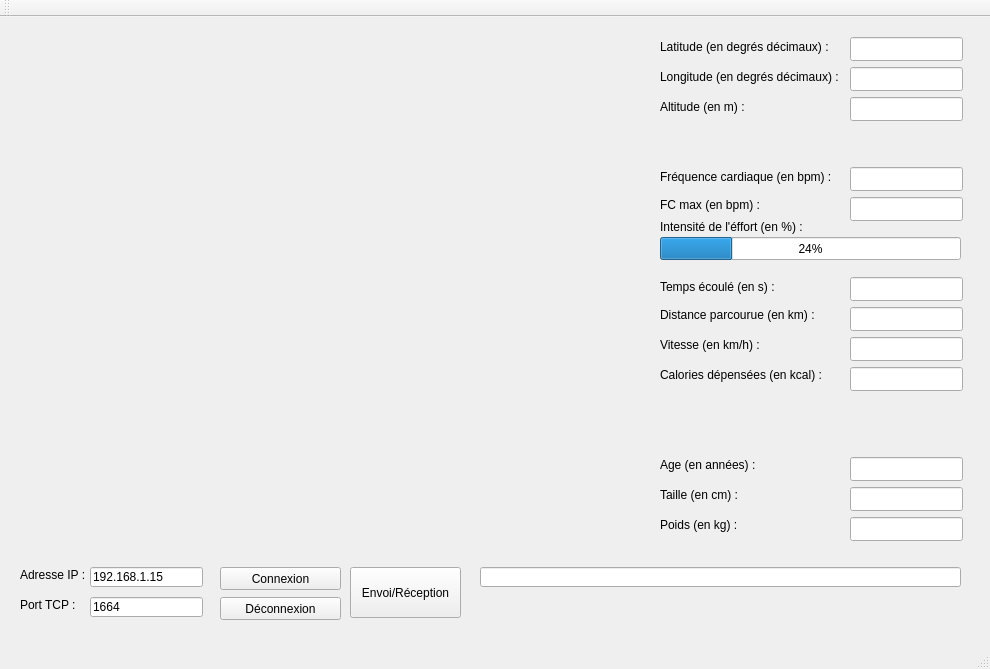
Qt form mainwindow.ui (Shadwinn/telemetrie-marathon) before a commit.
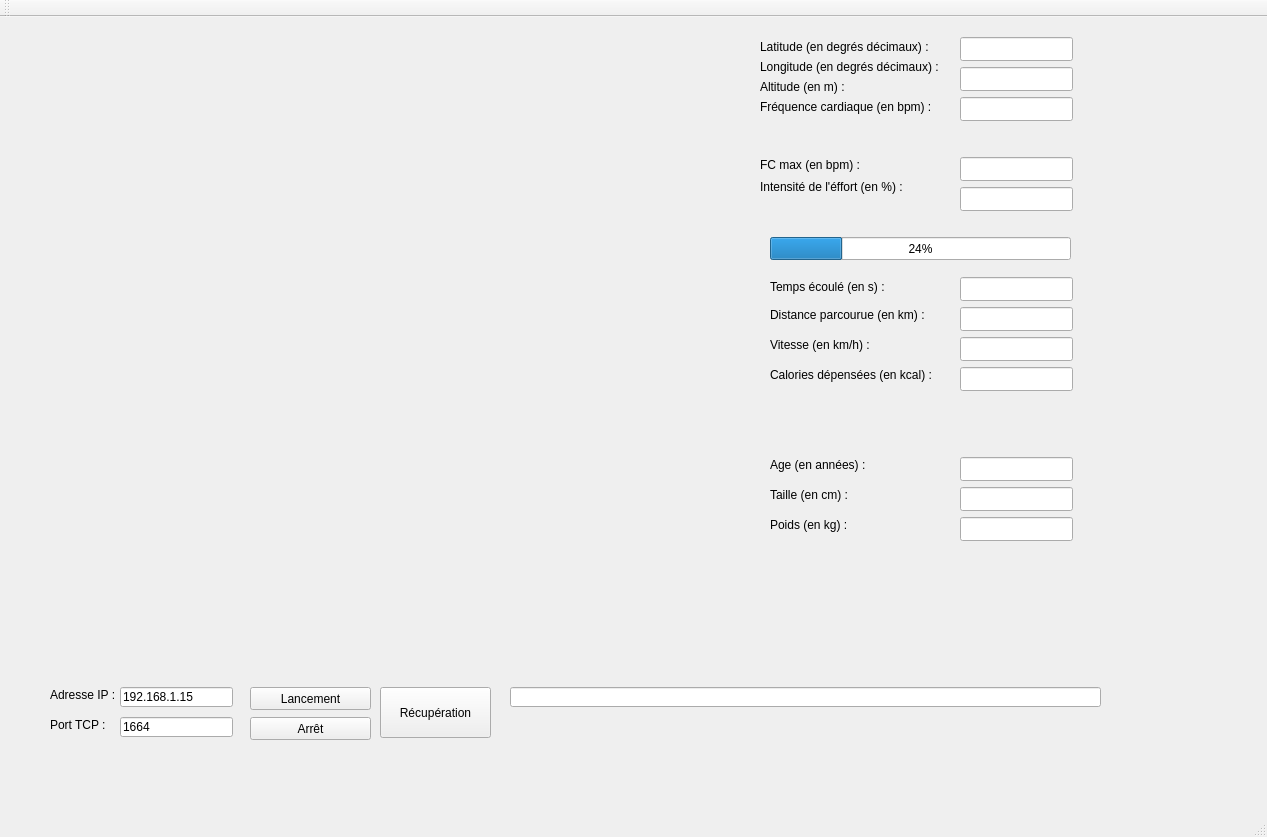
The same form after that commit.

```diff
--- a/mainwindow.ui
+++ b/mainwindow.ui
@@ -6,8 +6,8 @@
    <rect>
     <x>0</x>
     <y>0</y>
-    <width>990</width>
-    <height>669</height>
+    <width>1267</width>
+    <height>837</height>
    </rect>
   </property>
   <property name="windowTitle">
@@ -17,8 +17,8 @@
    <widget class="QLabel" name="adresse_ip_txt">
     <property name="geometry">
      <rect>
-      <x>20</x>
-      <y>550</y>
+      <x>50</x>
+      <y>670</y>
       <width>81</width>
       <height>16</height>
      </rect>
@@ -30,8 +30,8 @@
    <widget class="QLabel" name="port_tcp_txt">
     <property name="geometry">
      <rect>
-      <x>20</x>
-      <y>580</y>
+      <x>50</x>
+      <y>700</y>
       <width>81</width>
       <height>16</height>
      </rect>
@@ -43,8 +43,8 @@
    <widget class="QLineEdit" name="lineEdit_ip">
     <property name="geometry">
      <rect>
-      <x>90</x>
-      <y>550</y>
+      <x>120</x>
+      <y>670</y>
       <width>113</width>
       <height>20</height>
      </rect>
@@ -56,8 +56,8 @@
    <widget class="QLineEdit" name="lineEdit_port">
     <property name="geometry">
      <rect>
-      <x>90</x>
-      <y>580</y>
+      <x>120</x>
+      <y>700</y>
       <width>113</width>
       <height>20</height>
      </rect>
@@ -69,9 +69,9 @@
    <widget class="QLineEdit" name="lineEdit_reponse">
     <property name="geometry">
      <rect>
-      <x>480</x>
-      <y>550</y>
-      <width>481</width>
+      <x>510</x>
+      <y>670</y>
+      <width>591</width>
       <height>20</height>
      </rect>
     </property>
@@ -82,46 +82,46 @@
    <widget class="QPushButton" name="connexionButton">
     <property name="geometry">
      <rect>
-      <x>220</x>
-      <y>550</y>
+      <x>250</x>
+      <y>670</y>
       <width>121</width>
       <height>23</height>
      </rect>
     </property>
     <property name="text">
-     <string>Connexion</string>
+     <string>Lancement</string>
     </property>
    </widget>
    <widget class="QPushButton" name="deconnexionButton">
     <property name="geometry">
      <rect>
-      <x>220</x>
-      <y>580</y>
+      <x>250</x>
+      <y>700</y>
       <width>121</width>
       <height>23</height>
      </rect>
     </property>
     <property name="text">
-     <string>Déconnexion</string>
+     <string>Arrêt</string>
     </property>
    </widget>
    <widget class="QPushButton" name="envoiButton">
     <property name="geometry">
      <rect>
-      <x>350</x>
-      <y>550</y>
+      <x>380</x>
+      <y>670</y>
       <width>111</width>
       <height>51</height>
      </rect>
     </property>
     <property name="text">
-     <string>Envoi/Réception</string>
+     <string>Récupération</string>
     </property>
    </widget>
    <widget class="QLineEdit" name="lineEdit_heure">
     <property name="geometry">
      <rect>
-      <x>850</x>
+      <x>960</x>
       <y>260</y>
       <width>113</width>
       <height>24</height>
@@ -131,7 +131,7 @@
    <widget class="QLabel" name="tps_en_sec_txt">
     <property name="geometry">
      <rect>
-      <x>660</x>
+      <x>770</x>
       <y>260</y>
       <width>151</width>
       <height>20</height>
@@ -144,8 +144,8 @@
    <widget class="QLineEdit" name="lineEdit_frequence_bpm">
     <property name="geometry">
      <rect>
-      <x>850</x>
-      <y>150</y>
+      <x>960</x>
+      <y>140</y>
       <width>113</width>
       <height>24</height>
      </rect>
@@ -154,7 +154,7 @@
    <widget class="QLineEdit" name="lineEdit_altitude">
     <property name="geometry">
      <rect>
-      <x>850</x>
+      <x>960</x>
       <y>80</y>
       <width>113</width>
       <height>24</height>
@@ -164,7 +164,7 @@
    <widget class="QLineEdit" name="lineEdit_long">
     <property name="geometry">
      <rect>
-      <x>850</x>
+      <x>960</x>
       <y>50</y>
       <width>113</width>
       <height>24</height>
@@ -174,7 +174,7 @@
    <widget class="QLineEdit" name="lineEdit_lat">
     <property name="geometry">
      <rect>
-      <x>850</x>
+      <x>960</x>
       <y>20</y>
       <width>113</width>
       <height>24</height>
@@ -184,8 +184,8 @@
    <widget class="QLineEdit" name="lineEdit_fcmax_bpm">
     <property name="geometry">
      <rect>
-      <x>850</x>
-      <y>180</y>
+      <x>960</x>
+      <y>170</y>
       <width>113</width>
       <height>24</height>
      </rect>
@@ -194,7 +194,7 @@
    <widget class="QProgressBar" name="progressBar">
     <property name="geometry">
      <rect>
-      <x>660</x>
+      <x>770</x>
       <y>220</y>
       <width>301</width>
       <height>23</height>
@@ -210,7 +210,7 @@
    <widget class="QLabel" name="lat_txt">
     <property name="geometry">
      <rect>
-      <x>660</x>
+      <x>760</x>
       <y>20</y>
       <width>171</width>
       <height>20</height>
@@ -223,8 +223,8 @@
    <widget class="QLabel" name="long_txt">
     <property name="geometry">
      <rect>
-      <x>660</x>
-      <y>50</y>
+      <x>760</x>
+      <y>40</y>
       <width>181</width>
       <height>20</height>
      </rect>
@@ -236,8 +236,8 @@
    <widget class="QLabel" name="altitude_txt">
     <property name="geometry">
      <rect>
-      <x>660</x>
-      <y>80</y>
+      <x>760</x>
+      <y>60</y>
       <width>91</width>
       <height>20</height>
      </rect>
@@ -249,8 +249,8 @@
    <widget class="QLabel" name="frequence_txt">
     <property name="geometry">
      <rect>
-      <x>660</x>
-      <y>150</y>
+      <x>760</x>
+      <y>80</y>
       <width>171</width>
       <height>20</height>
      </rect>
@@ -262,8 +262,8 @@
    <widget class="QLabel" name="fcmax_txt">
     <property name="geometry">
      <rect>
-      <x>660</x>
-      <y>180</y>
+      <x>760</x>
+      <y>140</y>
       <width>101</width>
       <height>16</height>
      </rect>
@@ -275,8 +275,8 @@
    <widget class="QLabel" name="label">
     <property name="geometry">
      <rect>
-      <x>660</x>
-      <y>200</y>
+      <x>760</x>
+      <y>160</y>
       <width>151</width>
       <height>20</height>
      </rect>
@@ -288,7 +288,7 @@
    <widget class="QLabel" name="distance_txt">
     <property name="geometry">
      <rect>
-      <x>660</x>
+      <x>770</x>
       <y>290</y>
       <width>161</width>
       <height>16</height>
@@ -301,7 +301,7 @@
    <widget class="QLineEdit" name="lineEdit_distance">
     <property name="geometry">
      <rect>
-      <x>850</x>
+      <x>960</x>
       <y>290</y>
       <width>113</width>
       <height>24</height>
@@ -311,7 +311,7 @@
    <widget class="QLineEdit" name="lineEdit">
     <property name="geometry">
      <rect>
-      <x>850</x>
+      <x>960</x>
       <y>320</y>
       <width>113</width>
       <height>24</height>
@@ -321,7 +321,7 @@
    <widget class="QLabel" name="label_2">
     <property name="geometry">
      <rect>
-      <x>660</x>
+      <x>770</x>
       <y>320</y>
       <width>101</width>
       <height>16</height>
@@ -334,7 +334,7 @@
    <widget class="QLineEdit" name="lineEdit_2">
     <property name="geometry">
      <rect>
-      <x>850</x>
+      <x>960</x>
       <y>350</y>
       <width>113</width>
       <height>24</height>
@@ -344,7 +344,7 @@
    <widget class="QLabel" name="label_3">
     <property name="geometry">
      <rect>
-      <x>660</x>
+      <x>770</x>
       <y>350</y>
       <width>161</width>
       <height>16</height>
@@ -357,7 +357,7 @@
    <widget class="QLineEdit" name="lineEdit_3">
     <property name="geometry">
      <rect>
-      <x>850</x>
+      <x>960</x>
       <y>440</y>
       <width>113</width>
       <height>24</height>
@@ -367,7 +367,7 @@
    <widget class="QLineEdit" name="lineEdit_4">
     <property name="geometry">
      <rect>
-      <x>850</x>
+      <x>960</x>
       <y>470</y>
       <width>113</width>
       <height>24</height>
@@ -377,7 +377,7 @@
    <widget class="QLineEdit" name="lineEdit_5">
     <property name="geometry">
      <rect>
-      <x>850</x>
+      <x>960</x>
       <y>500</y>
       <width>113</width>
       <height>24</height>
@@ -387,7 +387,7 @@
    <widget class="QLabel" name="label_4">
     <property name="geometry">
      <rect>
-      <x>660</x>
+      <x>770</x>
       <y>440</y>
       <width>101</width>
       <height>16</height>
@@ -400,7 +400,7 @@
    <widget class="QLabel" name="label_5">
     <property name="geometry">
      <rect>
-      <x>660</x>
+      <x>770</x>
       <y>470</y>
       <width>81</width>
       <height>16</height>
@@ -413,7 +413,7 @@
    <widget class="QLabel" name="label_6">
     <property name="geometry">
      <rect>
-      <x>660</x>
+      <x>770</x>
       <y>500</y>
       <width>81</width>
       <height>16</height>
@@ -426,10 +426,10 @@
    <widget class="QLabel" name="label_carte">
     <property name="geometry">
      <rect>
-      <x>40</x>
-      <y>20</y>
-      <width>581</width>
-      <height>491</height>
+      <x>20</x>
+      <y>10</y>
+      <width>694</width>
+      <height>638</height>
      </rect>
     </property>
     <property name="text">
```
Left out of the diff: 8 changed lines with no effect on the pictures.
